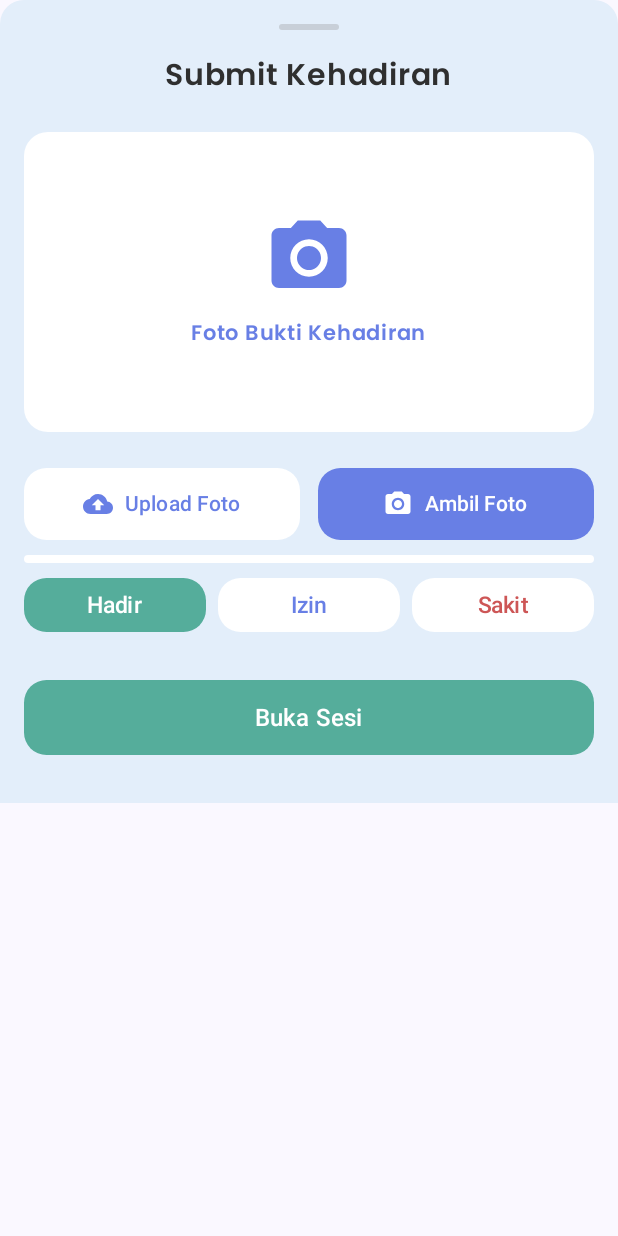
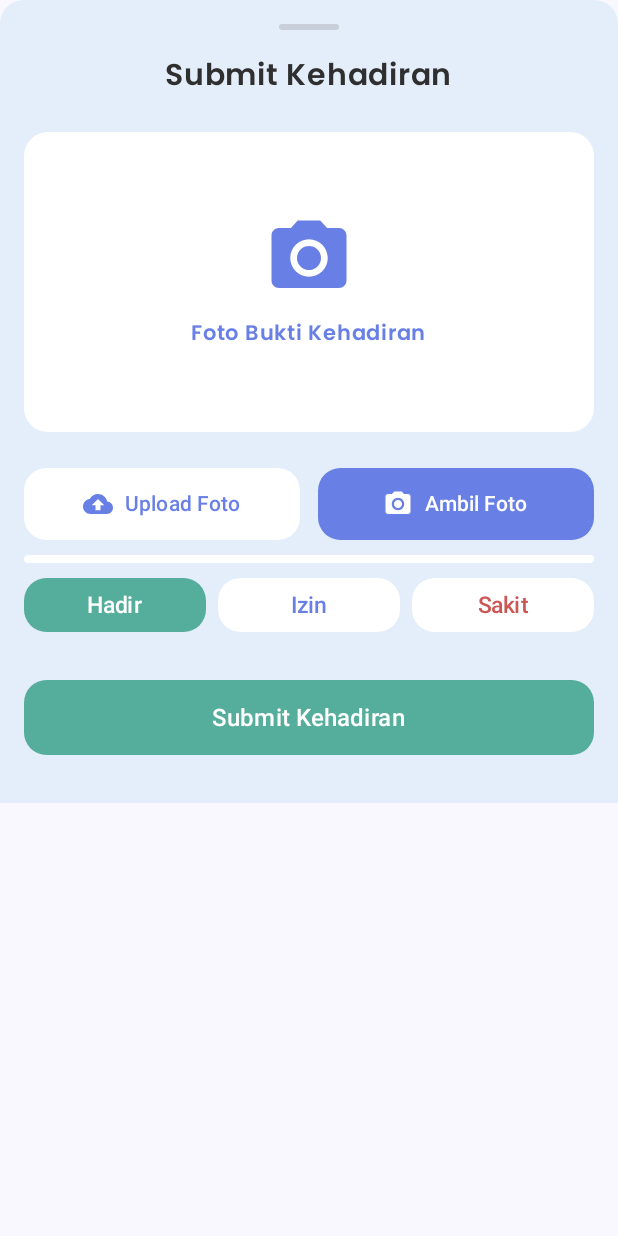
Before and after one commit to MFarhadA/AkuHadir, an Android app built with Jetpack Compose: the composable AttendanceBottomSheet shown on its own in the app's theme, on a phone screen of 412 x 824 dp. Run offline under Robolectric (Android 15) with nearby library versions, the phone set to English and light mode, and no system bars.

Commit message:
Change submit button text on AttendanceBottomSheet

```diff
--- a/app/src/main/java/my/kelompok3/akuhadir/ui/components/BottomSheetAttendance.kt
+++ b/app/src/main/java/my/kelompok3/akuhadir/ui/components/BottomSheetAttendance.kt
@@ -196,7 +196,7 @@ fun AttendanceBottomSheet(
                 shape = RoundedCornerShape(15.dp)
             ) {
                 Text(
-                    text = "Buka Sesi",
+                    text = "Submit Kehadiran",
                     color = Color.White,
                     fontSize = 16.sp,
                     fontWeight = FontWeight.SemiBold
```
